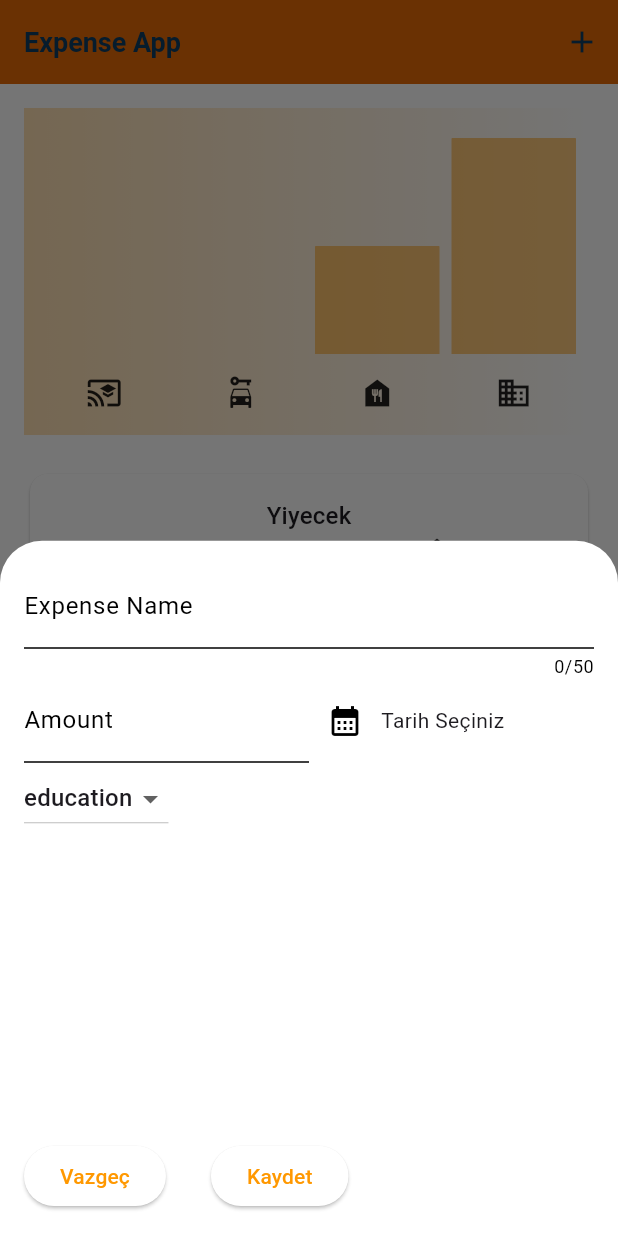
After one commit to ozcann159/Tobeto-Flutter-1a-Projects, a Flutter app: the MainPage screen opened directly, after a tap on the "add" icon, on a phone screen of 412 x 824 dp. The commit adds this screen. Run offline on Flutter 3.47's test engine with Material 3 defaults, Android fonts, the phone set to English and light mode, and no system bars; our stand-ins replace cloud_firestore, firebase_auth, firebase_core, firebase_storage, image_picker; accounts and stored records are empty.

Commit message:
expense app changes

```diff
--- a/expenseapp/lib/main.dart
+++ b/expenseapp/lib/main.dart
@@ -1,5 +1,7 @@
-import 'package:expenseapp/pages/expense_list.dart';
+import 'package:expenseapp/pages/main_page.dart';
 import 'package:flutter/material.dart';
+
+ColorScheme lightColorsSheme = ColorScheme.fromSeed(seedColor: Colors.orange);
 
 void main() {
   runApp(const MyApp());
@@ -9,11 +11,36 @@ class MyApp extends StatelessWidget {
   const MyApp({super.key});
   @override
   Widget build(BuildContext context) {
-    return const MaterialApp(
+    return MaterialApp(
+      theme: ThemeData(
+        useMaterial3: true,
+        colorScheme: ColorScheme.light(
+          primary: Colors.orange, // Ana renk
+          onPrimary: Colors.white, // Ana renk üzerindeki metin rengi
+        ),
+        // AppBar temaları
+        appBarTheme: const AppBarTheme().copyWith(
+          backgroundColor:
+              Color.fromARGB(255, 230, 107, 6), // AppBar'ın arkaplan rengi
+          foregroundColor:
+              Color.fromARGB(255, 14, 60, 97), // AppBar üzerindeki metin rengi
+        ),
+
+        cardTheme: const CardTheme().copyWith(
+          color: Colors.white, // Kartın arkaplan rengi
+          margin: EdgeInsets.symmetric(
+              horizontal: 20, vertical: 10), // Kartın kenar boşlukları
+        ),
+        textTheme: ThemeData().textTheme.copyWith(
+              titleLarge: TextStyle(
+                fontWeight: FontWeight.bold,
+                color: Color.fromARGB(255, 14, 60, 97),
+                fontSize: 18,
+              ),
+            ),
+      ),
       debugShowCheckedModeBanner: false,
-      home: Scaffold(
-        body: ExpenseList(),
-      ),
+      home: MainPage(),
     );
   }
 }
--- /dev/null
+++ b/expenseapp/lib/models/category_expense.dart
@@ -0,0 +1,23 @@
+import 'package:expenseapp/models/expense.dart';
+
+class CategoryExpense{
+
+
+  final Category category;
+  final List<Expense> expenses;
+
+  CategoryExpense({required this.category, required this.expenses});
+
+  CategoryExpense.forCategory(List<Expense> allExpenses, this.category) : expenses = allExpenses.where((element) => element.category == category).toList();
+
+
+  double get totalExpensePrice{
+    double sum = 0;
+
+    expenses.forEach((element) {
+      sum += element.price;
+    });
+
+    return sum;
+  }
+}
--- a/expenseapp/lib/models/expense.dart
+++ b/expenseapp/lib/models/expense.dart
@@ -1,17 +1,36 @@
-
+import 'package:flutter/material.dart';
+import 'package:intl/intl.dart';
 import 'package:uuid/uuid.dart';
 
 const uuid = Uuid();
 
-enum Category {food, education, travel, work}
+enum Category { food, education, travel, work }
 
-class Expense{
+const categoryIcons = {
+  Category.food: Icons.food_bank,
+  Category.education: Icons.cast_for_education,
+  Category.travel: Icons.car_rental,
+  Category.work: Icons.business
+};
+
+class Expense {
   final String id;
   final String name;
   final double price;
   final DateTime date;
   final Category category;
 
-  Expense({required this.name, required this.price, required this.date, required this.category})
-  : id = uuid.v4();
+  Expense(
+      {required this.name,
+      required this.price,
+      required this.date,
+      required this.category})
+      : id = uuid.v4();
+
+  //getter method = bir değişken gibi davranır
+  //setter method = bir değişkenin değerinin değiştiren method
+  String get formattedDate {
+    var formatter = DateFormat.yMd();
+    return formatter.format(date);
+  }
 }
--- a/expenseapp/lib/pages/expense_list.dart
+++ b/expenseapp/lib/pages/expense_list.dart
@@ -1,45 +1,47 @@
 import 'package:expenseapp/models/expense.dart';
+import 'package:expenseapp/widgets/chart/chart.dart';
+import 'package:expenseapp/widgets/expense_item.dart';
 import 'package:flutter/material.dart';
 
 class ExpenseList extends StatefulWidget {
-  const ExpenseList({Key? key}) : super(key: key);
+  const ExpenseList(this.expenses, this.onRemove, {Key? key}) : super(key: key);
+
+  final List<Expense> expenses;
+  final void Function(Expense expense) onRemove;
 
   @override
   _ExpenseListState createState() => _ExpenseListState();
 }
 
 class _ExpenseListState extends State<ExpenseList> {
-  //dummy data
-  final List<Expense> expenses = [
-    Expense(
-        name: "Yiyecek",
-        price: 200,
-        date: DateTime.now(),
-        category: Category.food),
-    Expense(
-        name: "Flutter Udemy course",
-        price: 200,
-        date: DateTime.now(),
-        category: Category.work)
-  ]; // Firebase veritabanı
-
   //Listview render
 
   @override
   Widget build(BuildContext context) {
-    return Column(
+    return Center(
+      child: Column(
+        mainAxisAlignment: MainAxisAlignment.center,
+        crossAxisAlignment: CrossAxisAlignment.center,
         children: [
+          SizedBox(height: 250, child: Chart(expenses: widget.expenses)),
           Expanded(
             child: ListView.builder(
               scrollDirection: Axis.vertical,
               shrinkWrap: true,
-            itemCount: expenses.length,
+              itemCount: widget.expenses.length,
               itemBuilder: (context, index) {
-              return Text(expenses[index].name);
+                return Dismissible(
+                  key: ValueKey(widget.expenses[index]),
+                  child: ExpenseItem(widget.expenses[index]),
+                  onDismissed: (direction) {
+                    widget.onRemove(widget.expenses[index]);
+                  },
+                );
               },
             ),
           ),
         ],
+      ),
     );
   }
 }
--- /dev/null
+++ b/expenseapp/lib/pages/main_page.dart
@@ -0,0 +1,60 @@
+import 'package:expenseapp/models/expense.dart';
+import 'package:expenseapp/pages/expense_list.dart';
+import 'package:expenseapp/widgets/new_expense.dart';
+import 'package:flutter/material.dart';
+
+class MainPage extends StatefulWidget {
+  MainPage({Key? key}) : super(key: key);
+
+  @override
+  State<StatefulWidget> createState() => _MainPageState();
+}
+
+class _MainPageState extends State<MainPage> {
+  //dummy data
+  final List<Expense> expenses = [
+    Expense(
+        name: "Yiyecek",
+        price: 200,
+        date: DateTime.now(),
+        category: Category.food),
+    Expense(
+        name: "Flutter Udemy course",
+        price: 400,
+        date: DateTime.now(),
+        category: Category.work)
+  ]; // Firebase veritabanı
+
+  void addExpense(Expense expense) {
+    setState(() => {expenses.add(expense)});
+  }
+
+  void removeExpense(Expense expense) {
+    setState(() {
+      expenses.remove(expense);
+    });
+  }
+
+  @override
+  Widget build(BuildContext context) {
+    return Scaffold(
+      appBar: AppBar(
+        title: Text("Expense App"),
+        actions: [
+          IconButton(
+            onPressed: () {
+              showModalBottomSheet(
+                context: context,
+                builder: (context) => NewExpense(
+                  onAdd: (expense) => addExpense(expense),
+                ),
+              );
+            },
+            icon: Icon(Icons.add),
+          ),
+        ],
+      ),
+      body: ExpenseList(expenses, removeExpense),
+    );
+  }
+}
--- /dev/null
+++ b/expenseapp/lib/widgets/chart/chart.dart
@@ -0,0 +1,65 @@
+import 'package:expenseapp/models/category_expense.dart';
+import 'package:expenseapp/models/expense.dart';
+import 'package:expenseapp/widgets/chart/chart_bar.dart';
+import 'package:flutter/material.dart';
+
+class Chart extends StatelessWidget {
+  const Chart({Key? key, required this.expenses}) : super(key: key);
+  final List<Expense> expenses;
+
+  List<CategoryExpense> get categoryExpense {
+    return [
+      CategoryExpense.forCategory(expenses, Category.education),
+      CategoryExpense.forCategory(expenses, Category.travel),
+      CategoryExpense.forCategory(expenses, Category.food),
+      CategoryExpense.forCategory(expenses, Category.work),
+    ];
+  }
+
+  double get maxTotal {
+    double maxTotalExpense = 0;
+
+    categoryExpense.forEach((element) {
+      if (element.totalExpensePrice > maxTotalExpense)
+        maxTotalExpense = element.totalExpensePrice;
+    });
+
+    return maxTotalExpense;
+  }
+
+  @override
+  Widget build(BuildContext context) {
+    return Container(
+      width: double.infinity,
+      padding: EdgeInsets.symmetric(vertical: 16, horizontal: 8),
+      margin: EdgeInsets.all(16),
+      decoration: BoxDecoration(
+        gradient: LinearGradient(colors: [
+          Theme.of(context).colorScheme.primary.withOpacity(0.3),
+          Theme.of(context).colorScheme.primary.withOpacity(0.0),
+        ]),
+      ),
+      child: Column(
+        children: [
+          Expanded(
+            child: Row(
+              crossAxisAlignment: CrossAxisAlignment.end,
+              children: categoryExpense
+                  .map((categoryExpense) => ChartBar(
+                        height: categoryExpense.totalExpensePrice / maxTotal,
+                      ))
+                  .toList(),
+            ),
+          ),
+          SizedBox(height: 10),
+          Row(
+            children: categoryExpense
+                .map((expense) =>
+                    Expanded(child: Icon(categoryIcons[expense.category])))
+                .toList(),
+          ),
+        ],
+      ),
+    );
+  }
+}
--- /dev/null
+++ b/expenseapp/lib/widgets/chart/chart_bar.dart
@@ -0,0 +1,25 @@
+import 'package:flutter/material.dart';
+
+class ChartBar extends StatelessWidget {
+  const ChartBar({Key? key, required this.height}) : super(key: key);
+
+  final double height;
+
+  @override
+  Widget build(BuildContext context) {
+    return Expanded(
+      child: Padding(
+        padding: const EdgeInsets.all(4),
+        child: FractionallySizedBox(
+          heightFactor: height,
+          child: DecoratedBox(
+            decoration: BoxDecoration(
+                shape: BoxShape.rectangle,
+                color: Theme.of(context).colorScheme.primary.withOpacity(0.5),
+                borderRadius: BorderRadius.vertical(top: Radius.circular(0.5))),
+          ),
+        ),
+      ),
+    );
+  }
+}
--- /dev/null
+++ b/expenseapp/lib/widgets/expense_item.dart
@@ -0,0 +1,37 @@
+import 'package:expenseapp/models/expense.dart';
+import 'package:flutter/material.dart';
+
+class ExpenseItem extends StatelessWidget {
+  const ExpenseItem(this.expense, {Key? key}) : super(key: key);
+  final Expense expense;
+
+  @override
+  Widget build(BuildContext context) {
+    return Card(
+      child: Padding(
+        padding: const EdgeInsets.symmetric(horizontal: 20, vertical: 16),
+        child: Column(
+          children: [
+            Text(
+              expense.name,
+              style: Theme.of(context).textTheme.titleMedium,
+
+            ),
+            Row(
+              children: [
+                Text("${expense.price.toStringAsFixed(2)} " + " ₺"),
+                Spacer(),
+                const SizedBox(
+                  width: 8,
+                ),
+                Icon(categoryIcons[expense.category]),
+                SizedBox(width: 8),
+                Text(expense.formattedDate)
+              ],
+            ),
+          ],
+        ),
+      ),
+    );
+  }
+}
--- /dev/null
+++ b/expenseapp/lib/widgets/new_expense.dart
@@ -0,0 +1,164 @@
+import 'package:expenseapp/models/expense.dart';
+import 'package:flutter/material.dart';
+import 'package:intl/intl.dart';
+
+class NewExpense extends StatefulWidget {
+  const NewExpense({Key? key, required this.onAdd}) : super(key: key);
+
+  final void Function(Expense expense) onAdd;
+
+  @override
+  _NewExpenseState createState() => _NewExpenseState();
+}
+
+class _NewExpenseState extends State<NewExpense> {
+  // Controller
+  final _nameController = TextEditingController();
+  final _amountController = TextEditingController();
+  DateTime? _selectedDate;
+  Category _selectedCategory = Category.education;
+
+  Future<void> _openDataPicker() async {
+    //DatePicker açmak..
+    //DatePicker'dan gelen değerleri Text olarak yazdırmak
+    // built-in function
+
+    DateTime now = DateTime.now(); //bugünün tarihini alır.
+    DateTime oneYearAgo = DateTime(
+        now.year - 1, now.month, now.day); //bir sene öncesi bugünün tarihini
+
+    // 1 yıl öncesi ve bugün arasında kısıtlama yaptık
+    // then => async bir işlemin geri dönüş sağladığı anda çalışacak bloğunun tanımlar.
+    // showDatePicker(
+    //         context: context,
+    //         initialDate: now,
+    //         firstDate: oneYearAgo,
+    //         lastDate: now)
+    //     .then((value) {
+    //   print(value);
+    // });
+
+    // await => ilgili async işlemini bekle
+    DateTime? selectedDate = await showDatePicker(
+        context: context,
+        initialDate: _selectedDate == null ? now : _selectedDate,
+        firstDate: oneYearAgo,
+        lastDate: now);
+    setState(() {
+      _selectedDate = selectedDate;
+    });
+  }
+
+  void _addNewExpense() {
+    final amount = double.tryParse(_amountController.text);
+    if (amount == null ||
+        amount < 0 ||
+        _nameController.text.isEmpty ||
+        _selectedDate == null) {
+      showDialog(
+          context: context,
+          builder: (ctx) {
+            return AlertDialog(
+              title: Text("Validation Error"),
+              content: Text("Please fill all blank areas"),
+              actions: [
+                TextButton(
+                    onPressed: () {
+                      Navigator.pop(ctx);
+                    },
+                    child: Text("Okey")),
+              ],
+            );
+          });
+    } else {
+      //valid bir değer
+      //listeye ekleme yapılması gereken nokta
+      Expense expense = Expense(
+          name: _nameController.text,
+          price: amount,
+          date: _selectedDate!,
+          category: _selectedCategory);
+      widget.onAdd(expense);
+      Navigator.pop(context);
+    }
+  }
+
+  @override
+  Widget build(BuildContext context) {
+    return Padding(
+      padding: const EdgeInsets.all(16),
+      child: Column(
+        children: [
+          TextField(
+            controller: _nameController,
+            maxLength: 50,
+            decoration: const InputDecoration(
+              label: Text("Expense Name"),
+            ),
+          ),
+
+          SizedBox(width: 30),
+          Row(
+            children: [
+              Expanded(
+                child: TextField(
+                  controller: _amountController,
+                  keyboardType: TextInputType.number,
+                  decoration: const InputDecoration(
+                    label: Text("Amount"),
+                    prefixText: "₺",
+                  ),
+                ),
+              ),
+              Expanded(
+                child: Row(
+                  children: [
+                    IconButton(
+                        onPressed: () {
+                          _openDataPicker();
+                        },
+                        icon: const Icon(Icons.calendar_month)),
+                    Text(_selectedDate == null
+                        ? "Tarih Seçiniz"
+                        : DateFormat.yMd().format(_selectedDate!)),
+                  ],
+                ),
+              ),
+            ],
+          ), // seçilen tarihi formatlayarak yazdırmak
+          Row(
+            children: [
+              DropdownButton(
+                  value: _selectedCategory,
+                  items: Category.values.map((category) {
+                    return DropdownMenuItem(
+                        value: category, child: Text(category.name.toString()));
+                  }).toList(),
+                  onChanged: (value) {
+                    setState(() {
+                      if (value != null) _selectedCategory = value;
+                    });
+                  })
+            ],
+          ),
+          Spacer(),
+          Row(
+            children: [
+              ElevatedButton(
+                  onPressed: () {
+                    Navigator.pop(context);
+                  },
+                  child: Text("Vazgeç")),
+              SizedBox(width: 30),
+              ElevatedButton(
+                  onPressed: () {
+                    _addNewExpense();
+                  },
+                  child: Text("Kaydet")),
+            ],
+          ),
+        ],
+      ),
+    );
+  }
+}
--- a/expenseapp/pubspec.yaml
+++ b/expenseapp/pubspec.yaml
@@ -36,7 +36,7 @@ dependencies:
   # Use with the CupertinoIcons class for iOS style icons.
   cupertino_icons: ^1.0.2
   uuid: ^4.2.1
-  intl: ^0.18.1
+  intl: ^0.19.0
 
 dev_dependencies:
   flutter_test:
```
Also changed, not shown: expenseapp/pubspec.lock. Lines whose indentation alone changed are shown as unchanged.
